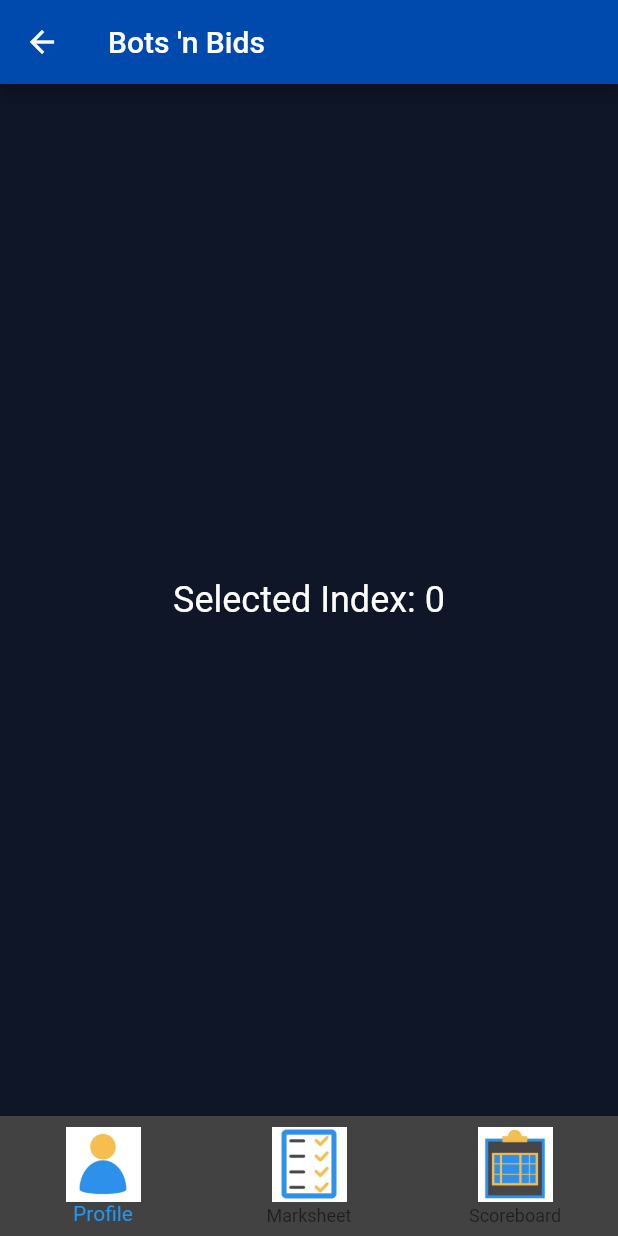
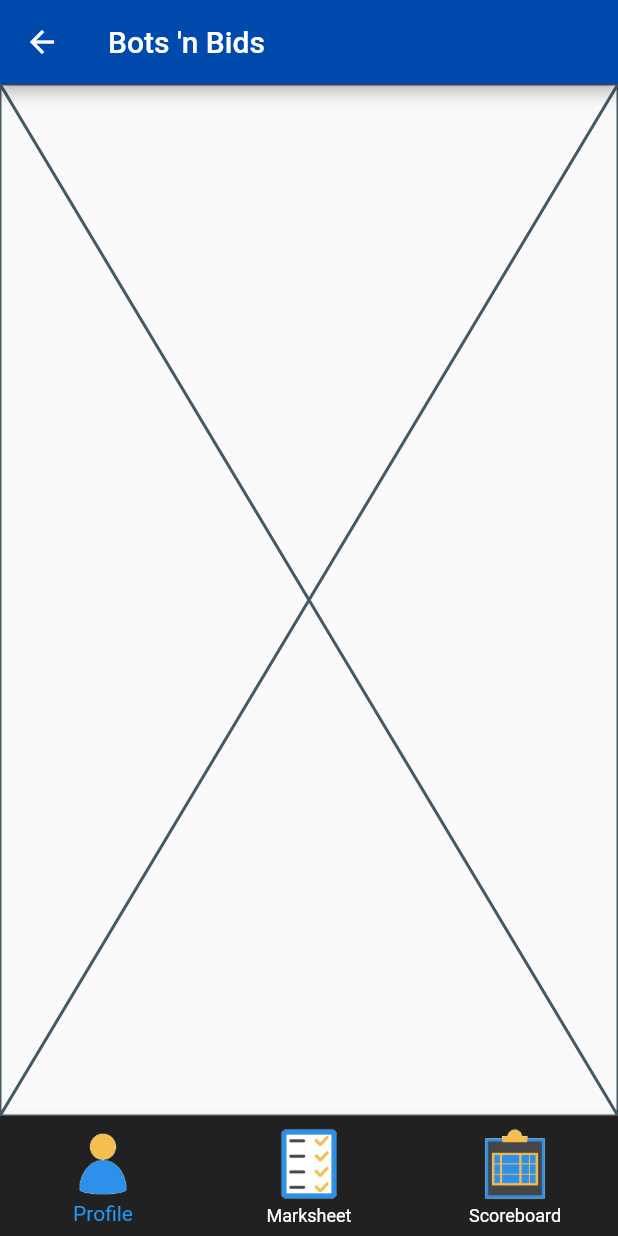
Before and after one commit to FarzadHayat/bots-n-bids, a Flutter app: the screen it shows after launch, after a tap on "LOG IN AS VIEWER", on a phone screen of 412 x 824 dp. Run offline on Flutter 3.47's test engine with Material 2 defaults, Android fonts, the phone set to English and light mode, and no system bars.

Commit message:
mock scoreboard

```diff
--- a/lib/constants.dart
+++ b/lib/constants.dart
@@ -1,8 +1,8 @@
 import 'package:flutter/material.dart';
 
 const kTextBodyHeader = TextStyle(
-  fontSize: 50.0,
-  fontFamily: 'Ubuntu',
+  fontSize: 40.0,
+  fontFamily: 'Tektur',
   color: Colors.white,
   fontWeight: FontWeight.bold,
 );
--- /dev/null
+++ b/lib/home_page.dart
@@ -0,0 +1,72 @@
+import 'package:bots_n_bids/profile_page.dart';
+import 'package:bots_n_bids/scoreboard_page.dart';
+import 'package:flutter/material.dart';
+
+import 'constants.dart';
+import 'marksheet_page.dart';
+
+class HomePage extends StatefulWidget {
+  const HomePage({super.key});
+
+  @override
+  State<HomePage> createState() => _HomePageState();
+}
+
+class _HomePageState extends State<HomePage> {
+  int _currentIndex = 0;
+
+  @override
+  Widget build(BuildContext context) {
+    return Scaffold(
+      appBar: AppBar(
+        title: const Text('Bots \'n Bids'),
+        backgroundColor: kSecondaryColor,
+      ),
+      body: IndexedStack(
+        index: _currentIndex,
+        children: [
+          ProfilePage(),
+          MarksheetPage(),
+          ScoreboardPage(),
+        ],
+      ),
+      bottomNavigationBar: BottomNavigationBar(
+        backgroundColor: Colors.grey.shade900,
+        selectedItemColor: Colors.blue,
+        unselectedItemColor: Colors.white,
+        currentIndex: _currentIndex,
+        onTap: (index) {
+          setState(() {
+            _currentIndex = index;
+          });
+        },
+        items: [
+          BottomNavigationBarItem(
+            icon: Image.asset(
+              'assets/icons/profile.png',
+              width: 50.0,
+              height: 50.0,
+            ),
+            label: 'Profile',
+          ),
+          BottomNavigationBarItem(
+            icon: Image.asset(
+              'assets/icons/marksheet.png',
+              width: 50.0,
+              height: 50.0,
+            ),
+            label: 'Marksheet',
+          ),
+          BottomNavigationBarItem(
+            icon: Image.asset(
+              'assets/icons/scoreboard.png',
+              width: 50.0,
+              height: 50.0,
+            ),
+            label: 'Scoreboard',
+          ),
+        ],
+      ),
+    );
+  }
+}
--- a/lib/login_page.dart
+++ b/lib/login_page.dart
@@ -32,10 +32,7 @@ class _LoginPageState extends State<LoginPage> {
             minHeight: 0,
           ),
           decoration: BoxDecoration(
-            color: Colors.grey.withOpacity(0.4),
-            borderRadius: BorderRadius.circular(
-              20.0,
-            ),
+            color: Colors.grey.withOpacity(0.2),
           ),
           child: Padding(
             padding: const EdgeInsets.symmetric(horizontal: 20.0),
@@ -102,7 +99,7 @@ class _LoginPageState extends State<LoginPage> {
                             (states) => Colors.white),
                       ),
                       onPressed: () {
-                        Navigator.pushNamed(context, '/marksheet');
+                        Navigator.pushNamed(context, '/home');
                       },
                       child: const Text(
                         'LOG IN AS VIEWER',
@@ -120,7 +117,7 @@ class _LoginPageState extends State<LoginPage> {
                             (states) => Colors.white),
                       ),
                       onPressed: () {
-                        Navigator.pushNamed(context, '/marksheet');
+                        Navigator.pushNamed(context, '/home');
                       },
                       child: const Text(
                         'LOG IN AS JUDGE',
--- a/lib/main.dart
+++ b/lib/main.dart
@@ -1,7 +1,7 @@
 import 'package:flutter/material.dart';
 
 import 'login_page.dart';
-import 'marksheet_page.dart';
+import 'home_page.dart';
 
 void main() {
   runApp(const BotsNBids());
@@ -17,7 +17,7 @@ class BotsNBids extends StatelessWidget {
       title: 'Bots \'n Babes',
       routes: {
         '/login': (context) => const LoginPage(),
-        '/marksheet': (context) => const MarksheetPage(),
+        '/home': (context) => const HomePage(),
       },
       initialRoute: '/login',
     );
--- a/lib/marksheet_page.dart
+++ b/lib/marksheet_page.dart
@@ -1,7 +1,5 @@
-import 'package:flutter/cupertino.dart';
+import 'package:bots_n_bids/constants.dart';
 import 'package:flutter/material.dart';
-
-import 'constants.dart';
 
 class MarksheetPage extends StatefulWidget {
   const MarksheetPage({super.key});
@@ -11,56 +9,18 @@ class MarksheetPage extends StatefulWidget {
 }
 
 class _MarksheetPageState extends State<MarksheetPage> {
-  int _currentIndex = 0;
-
   @override
   Widget build(BuildContext context) {
-    return Scaffold(
-      appBar: AppBar(
-        title: const Text('Bots \'n Bids'),
-        backgroundColor: kSecondaryColor,
+    return Container(
+      decoration: const BoxDecoration(
+        color: kPrimaryColor,
       ),
-      body: Container(
-        color: kPrimaryColor,
-        child: Center(
-          child: Text(
-            'Selected Index: $_currentIndex',
-            style: const TextStyle(fontSize: 24, color: Colors.white),
-          ),
-        ),
-      ),
-      bottomNavigationBar: BottomNavigationBar(
-        backgroundColor: Colors.grey.shade800,
-        currentIndex: _currentIndex,
-        onTap: (index) {
-          setState(() {
-            _currentIndex = index;
-          });
-        },
-        items: [
-          BottomNavigationBarItem(
-            icon: Image.asset(
-              'assets/icons/profile.jpg',
-              width: 50.0,
-              height: 50.0,
-            ),
-            label: 'Profile',
-          ),
-          BottomNavigationBarItem(
-            icon: Image.asset(
-              'assets/icons/marksheet.jpg',
-              width: 50.0,
-              height: 50.0,
-            ),
-            label: 'Marksheet',
-          ),
-          BottomNavigationBarItem(
-            icon: Image.asset(
-              'assets/icons/scoreboard.jpg',
-              width: 50.0,
-              height: 50.0,
-            ),
-            label: 'Scoreboard',
+      child: const Column(
+        children: [
+          Row(
+            children: [
+              Text('TEAM'),
+            ],
           ),
         ],
       ),
--- /dev/null
+++ b/lib/profile_page.dart
@@ -0,0 +1,15 @@
+import 'package:flutter/material.dart';
+
+class ProfilePage extends StatefulWidget {
+  const ProfilePage({super.key});
+
+  @override
+  State<ProfilePage> createState() => _ProfilePageState();
+}
+
+class _ProfilePageState extends State<ProfilePage> {
+  @override
+  Widget build(BuildContext context) {
+    return const Placeholder();
+  }
+}
--- /dev/null
+++ b/lib/scoreboard_page.dart
@@ -0,0 +1,24 @@
+import 'package:bots_n_bids/constants.dart';
+import 'package:flutter/material.dart';
+
+class ScoreboardPage extends StatefulWidget {
+  const ScoreboardPage({super.key});
+
+  @override
+  State<ScoreboardPage> createState() => _ScoreboardPageState();
+}
+
+class _ScoreboardPageState extends State<ScoreboardPage> {
+  @override
+  Widget build(BuildContext context) {
+    return Container(
+      decoration: const BoxDecoration(
+        color: kPrimaryColor,
+        image: DecorationImage(
+          image: AssetImage('assets/images/scoreboard.jpg'),
+          fit: BoxFit.contain,
+        ),
+      ),
+    );
+  }
+}
--- a/pubspec.yaml
+++ b/pubspec.yaml
@@ -21,3 +21,8 @@ flutter:
   assets:
    - assets/images/
    - assets/icons/
+
+  fonts:
+    - family: Tektur
+      fonts:
+        - asset: assets/tektur.ttf
```
Also changed, not shown: lib/penalty_entry.dart (added, +37 -0 lines), lib/round_icon_button.dart (added, +29 -0 lines), assets/images/scoreboard.jpg (added), assets/tektur.ttf (added).
